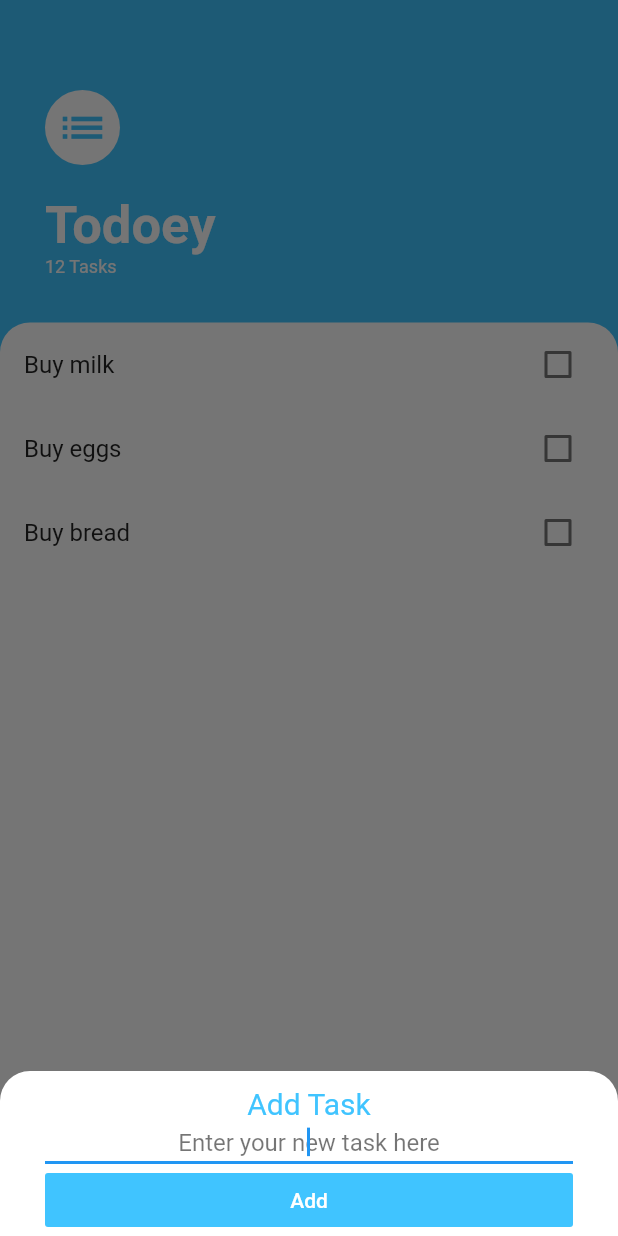
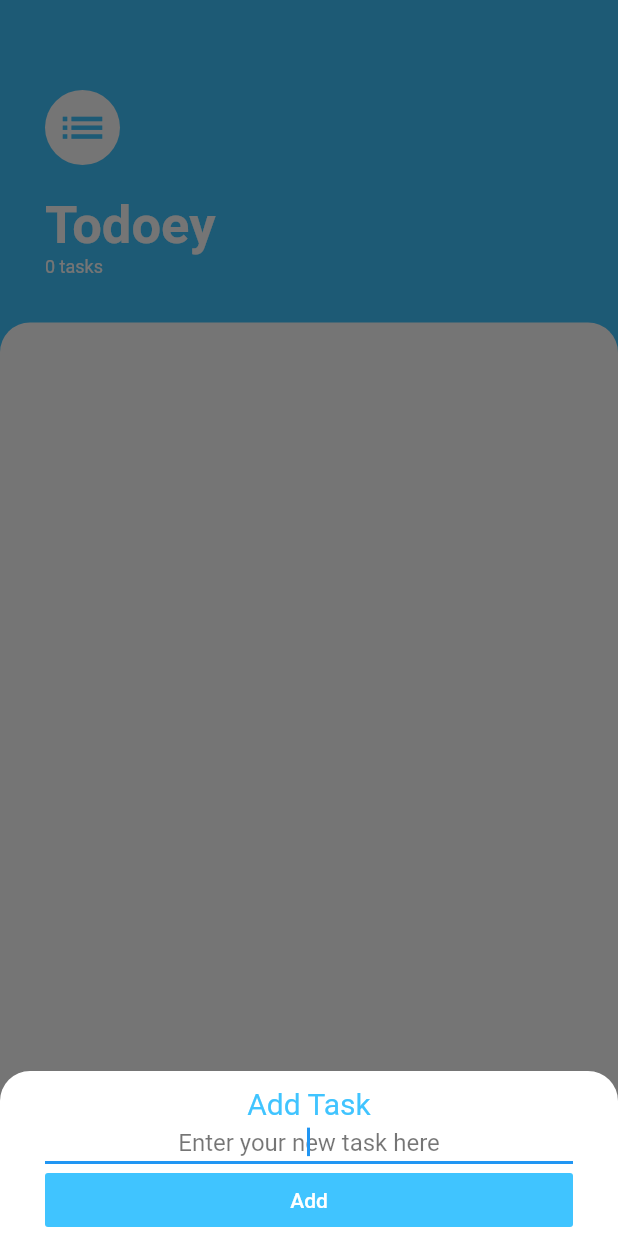
Before and after one commit to SadSack963/todoey_flutter, a Flutter app: the screen it shows after launch, after a tap on the "add" icon, on a phone screen of 412 x 824 dp. Run offline on Flutter 3.47's test engine with Material 2 defaults, Android fonts, the phone set to English and light mode, and no system bars.

```diff
--- a/lib/screens/add_task_screen.dart
+++ b/lib/screens/add_task_screen.dart
@@ -1,8 +1,15 @@
 import 'package:flutter/material.dart';
+import '../models/task.dart';
 
 class AddTaskScreen extends StatelessWidget {
+  final Function addTaskCallback;
+
+  AddTaskScreen(this.addTaskCallback);
+
   @override
   Widget build(BuildContext context) {
+    String newTaskTitle;
+
     return Container(
       padding: EdgeInsets.only(top: 10, left: 30, right: 30),
       decoration: BoxDecoration(
@@ -35,16 +42,17 @@ class AddTaskScreen extends StatelessWidget {
                 color: Colors.black54,
               ),
             ),
-            onChanged: (value) {
-              // TODO: Get task from user
-//              taskText = value;
+            onChanged: (newText) {
+              // Get new task from user
+              newTaskTitle = newText;
             },
           ),
           FlatButton(
             padding: EdgeInsets.symmetric(horizontal: 40),
             color: Colors.lightBlueAccent,
             onPressed: () {
-              // TODO: Add task to list
+              // Add new task to tasks list
+              addTaskCallback(newTaskTitle);
             },
             child: Text(
               'Add',
--- a/lib/screens/tasks_screen.dart
+++ b/lib/screens/tasks_screen.dart
@@ -1,8 +1,29 @@
 import 'package:flutter/material.dart';
 import '../widgets/tasks_list.dart';
 import '../screens/add_task_screen.dart';
+import '../models/task.dart';
 
-class TasksScreen extends StatelessWidget {
+class TasksScreen extends StatefulWidget {
+  @override
+  _TasksScreenState createState() => _TasksScreenState();
+}
+
+class _TasksScreenState extends State<TasksScreen> {
+  List<Task> tasks = [
+//    Task(name: 'Buy milk'),
+//    Task(name: 'Buy eggs'),
+//    Task(name: 'Buy bread'),
+//    Task(name: 'Buy sugar'),
+//    Task(name: 'Buy ice-cream'),
+//    Task(name: 'Buy cereal'),
+//    Task(name: 'Buy bacon'),
+//    Task(name: 'Buy sauce'),
+//    Task(name: 'Buy quiche'),
+//    Task(name: 'Buy flour'),
+//    Task(name: 'Buy yeast'),
+//    Task(name: 'Buy fruit'),
+  ];
+
   @override
   Widget build(BuildContext context) {
     return Scaffold(
@@ -13,7 +34,7 @@ class TasksScreen extends StatelessWidget {
         child: Icon(Icons.add),
         onPressed: () {
           // Slide up bottom sheet to add new task
-          if (showModalBottomSheet(
+          showModalBottomSheet(
             context: context,
 //            // Force Modal BottomSheet to fill the screen
 //            isScrollControlled: true,
@@ -23,7 +44,14 @@ class TasksScreen extends StatelessWidget {
             // Use MediaQuery to determine spacing at the bottom
             builder: (context) => SingleChildScrollView(
               padding: EdgeInsets.only(bottom: MediaQuery.of(context).viewInsets.bottom),
-                  child: AddTaskScreen(),
+              child: AddTaskScreen((newTaskTitle) {
+                setState(() {
+                  // Add new task to list
+                  tasks.add(Task(name: newTaskTitle));
+                });
+                // Dismiss the BottomSheet
+                Navigator.pop(context);
+              }),
             ),
 
             // Transparency allows the background grey to show through,
@@ -37,10 +65,7 @@ class TasksScreen extends StatelessWidget {
                 top: Radius.circular(30.0),
               ),
             ),
-              ) !=
-              null) {
-            // TODO: ?
-          }
+          );
         },
       ),
       body: SafeArea(
@@ -73,8 +98,7 @@ class TasksScreen extends StatelessWidget {
                     ),
                   ),
                   Text(
-                    // TODO: Count tasks in list
-                    '12 Tasks',
+                    tasks.length.toString() + ((tasks.length == 1) ? ' task' : ' tasks'),
                     style: TextStyle(
                       color: Colors.white,
                       fontSize: 12,
@@ -92,7 +116,7 @@ class TasksScreen extends StatelessWidget {
                     topRight: Radius.circular(20),
                   ),
                 ),
-                child: TasksList(),
+                child: TasksList(tasks),
               ),
             ),
           ],
--- a/lib/widgets/task_tile.dart
+++ b/lib/widgets/task_tile.dart
@@ -12,6 +12,7 @@ class TaskTile extends StatelessWidget {
   Widget build(BuildContext context) {
     // See also CheckboxListTile class
     return ListTile(
+      contentPadding: EdgeInsets.only(left: 30, right: 60),
       title: Text(
         taskTitle,
         style: TextStyle(
--- a/lib/widgets/tasks_list.dart
+++ b/lib/widgets/tasks_list.dart
@@ -3,42 +3,29 @@ import './task_tile.dart';
 import '../models/task.dart';
 
 class TasksList extends StatefulWidget {
+  final List<Task> tasks;
+  TasksList(this.tasks);
+
   @override
   _TasksListState createState() => _TasksListState();
 }
 
 class _TasksListState extends State<TasksList> {
-  List<Task> tasks = [
-    Task(name: 'Buy milk'),
-    Task(name: 'Buy eggs'),
-    Task(name: 'Buy bread'),
-//    Task(name: 'Buy sugar'),
-//    Task(name: 'Buy ice-cream'),
-//    Task(name: 'Buy cereal'),
-//    Task(name: 'Buy bacon'),
-//    Task(name: 'Buy sauce'),
-//    Task(name: 'Buy quiche'),
-//    Task(name: 'Buy flour'),
-//    Task(name: 'Buy yeast'),
-//    Task(name: 'Buy fruit'),
-  ];
-
   @override
   Widget build(BuildContext context) {
     return ListView.builder(
       itemBuilder: (context, index) {
         return TaskTile(
-          taskTitle: tasks[index].name,
-          isChecked: tasks[index].isDone,
+          taskTitle: widget.tasks[index].name,
+          isChecked: widget.tasks[index].isDone,
           checkboxCallback: (bool currentCheckboxState) {
             setState(() {
-//              tasks[index].isDone = currentCheckboxState;
-              tasks[index].toggleDone();
+              widget.tasks[index].toggleDone();
             });
           },
         );
       },
-      itemCount: tasks.length,
+      itemCount: widget.tasks.length,
     );
   }
 }
```
Lines whose indentation alone changed are shown as unchanged.
